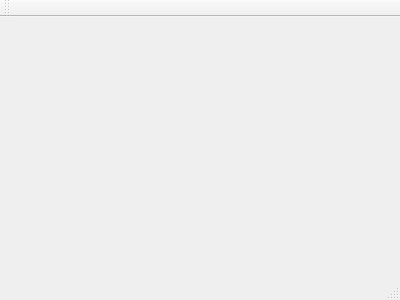
Above: src/mainwindow.ui from schonherz-matrix/shooter before the change. Below: the same form after it.
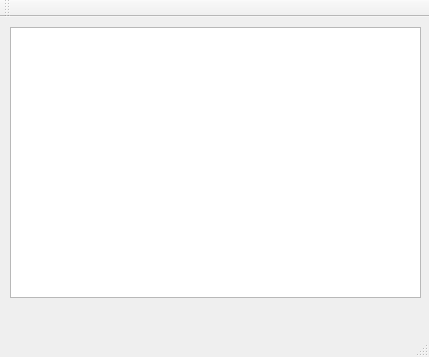
That is the form after the change.

```diff
--- a/src/mainwindow.ui
+++ b/src/mainwindow.ui
@@ -1,24 +1,50 @@
 <ui version="4.0">
  <class>MainWindow</class>
- <widget class="QMainWindow" name="MainWindow" >
-  <property name="geometry" >
+ <widget class="QMainWindow" name="MainWindow">
+  <property name="geometry">
    <rect>
     <x>0</x>
     <y>0</y>
-    <width>400</width>
-    <height>300</height>
+    <width>429</width>
+    <height>357</height>
    </rect>
   </property>
   <property name="windowTitle" >
    <string>MainWindow</string>
   </property>
-  <widget class="QMenuBar" name="menuBar" />
-  <widget class="QToolBar" name="mainToolBar" />
-  <widget class="QWidget" name="centralWidget" />
-  <widget class="QStatusBar" name="statusBar" />
+  <widget class="QWidget" name="centralWidget">
+   <widget class="QGraphicsView" name="graphicsView">
+    <property name="geometry">
+     <rect>
+      <x>10</x>
+      <y>10</y>
+      <width>411</width>
+      <height>271</height>
+     </rect>
+    </property>
+   </widget>
+  </widget>
+  <widget class="QMenuBar" name="menuBar">
+   <property name="geometry">
+    <rect>
+     <x>0</x>
+     <y>0</y>
+     <width>429</width>
+     <height>21</height>
+    </rect>
+   </property>
+  </widget>
+  <widget class="QToolBar" name="mainToolBar">
+   <attribute name="toolBarArea">
+    <enum>TopToolBarArea</enum>
+   </attribute>
+   <attribute name="toolBarBreak">
+    <bool>false</bool>
+   </attribute>
+  </widget>
+  <widget class="QStatusBar" name="statusBar"/>
  </widget>
- <layoutDefault spacing="6" margin="11" />
- <pixmapfunction></pixmapfunction>
+ <layoutdefault spacing="6" margin="11"/>
  <resources/>
  <connections/>
 </ui>
```
Left out of the diff: 3 changed lines with no effect on the pictures.
